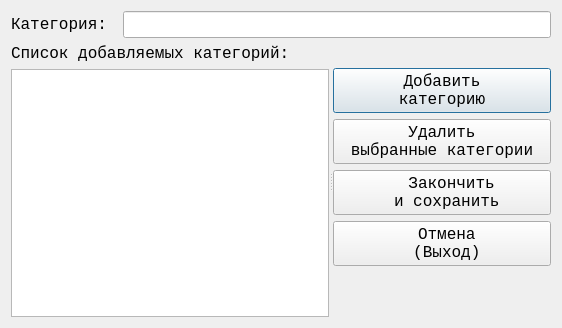
Above: gui/dlg_add_categories_ui.ui from alkostuchkov/Songbook before the change. Below: the same form after it.
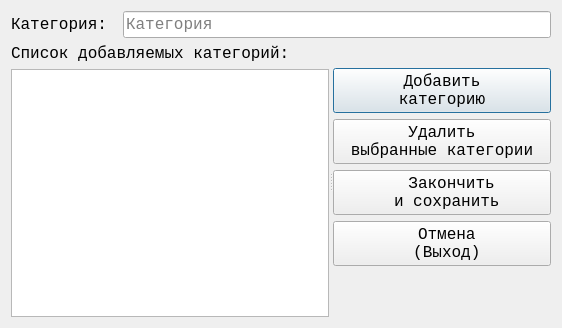
That is the form after the change.

```diff
--- a/gui/dlg_add_categories_ui.ui
+++ b/gui/dlg_add_categories_ui.ui
@@ -52,6 +52,9 @@
        <property name="cursor">
         <cursorShape>PointingHandCursor</cursorShape>
        </property>
+       <property name="placeholderText">
+        <string>Категория</string>
+       </property>
       </widget>
      </item>
     </layout>
```
